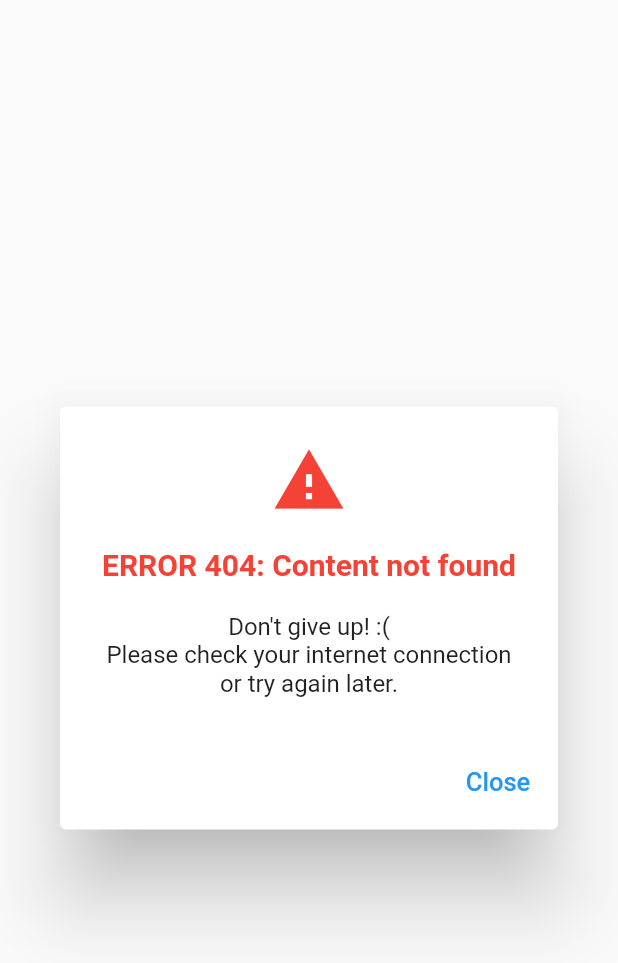
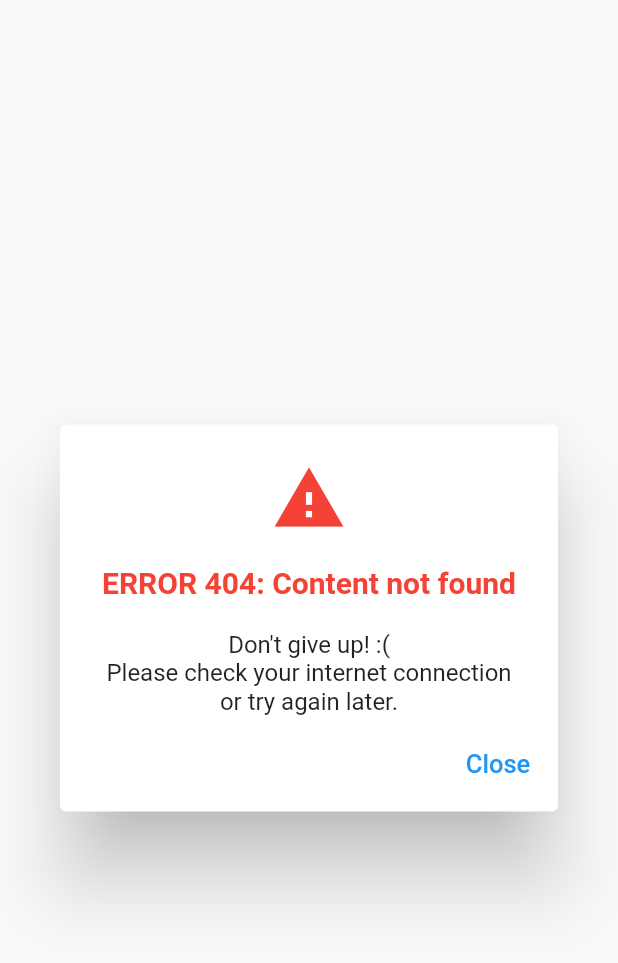
Before and after one commit to MehediEhteshum/DiscoverCanada-Frontend, a Flutter app: the ErrorMessageDialog widget shown alone on an empty page, opened directly, on a phone screen of 412 x 824 dp. Shown: the top 963 px of the screen. Run offline on Flutter 3.47's test engine with Material 2 defaults, Android fonts, the phone set to English and light mode, and no system bars; our stand-ins replace dio; missing offline and left inert: draggable_scrollbar, flutter_config; statements that could not run were skipped.

Commit message:
renamed screens; 'continue' button added to province list dialog; province provider created;

```diff
--- /dev/null
+++ b/lib/models and providers/selected_province_provider.dart
@@ -0,0 +1,12 @@
+import 'package:flutter/material.dart';
+
+class SelectedProvince with ChangeNotifier {
+  String _provinceName;
+
+  String get name => _provinceName;
+
+  void selectProvince(String provinceName) {
+    _provinceName = provinceName;
+    notifyListeners();
+  }
+}
--- a/lib/screens/topic_screen.dart
+++ b/lib/screens/topics_overview_screen.dart
@@ -2,7 +2,7 @@ import 'package:flutter/material.dart';
 
 import '../widgets/loader_topic_list.dart';
 
-class TopicScreen extends StatelessWidget {
+class TopicsOverviewScreen extends StatelessWidget {
   @override
   Widget build(BuildContext _) {
     return Scaffold(
--- a/lib/widgets/error_message_dialog.dart
+++ b/lib/widgets/error_message_dialog.dart
@@ -23,11 +23,12 @@ class ErrorMessageDialog extends StatelessWidget {
         ],
       ),
       content: ErrorMessage(),
+      contentPadding: EdgeInsets.fromLTRB(24, 20, 24, 0),
       actions: <Widget>[
         TextButton(
           child: const Text(
             'Close',
-            style: TextStyle(fontSize: 17),
+            style: const TextStyle(fontSize: 17),
           ),
           onPressed: () {
             Navigator.of(context).pop();
```
Also changed, not shown: lib/main.dart (+9 -5 lines), lib/screens/chapter_screen.dart (deleted, +0 -15 lines), lib/screens/chapters_overview_screen.dart (added, +25 -0 lines), lib/widgets/province_selection_dialog.dart (+20 -2 lines).
